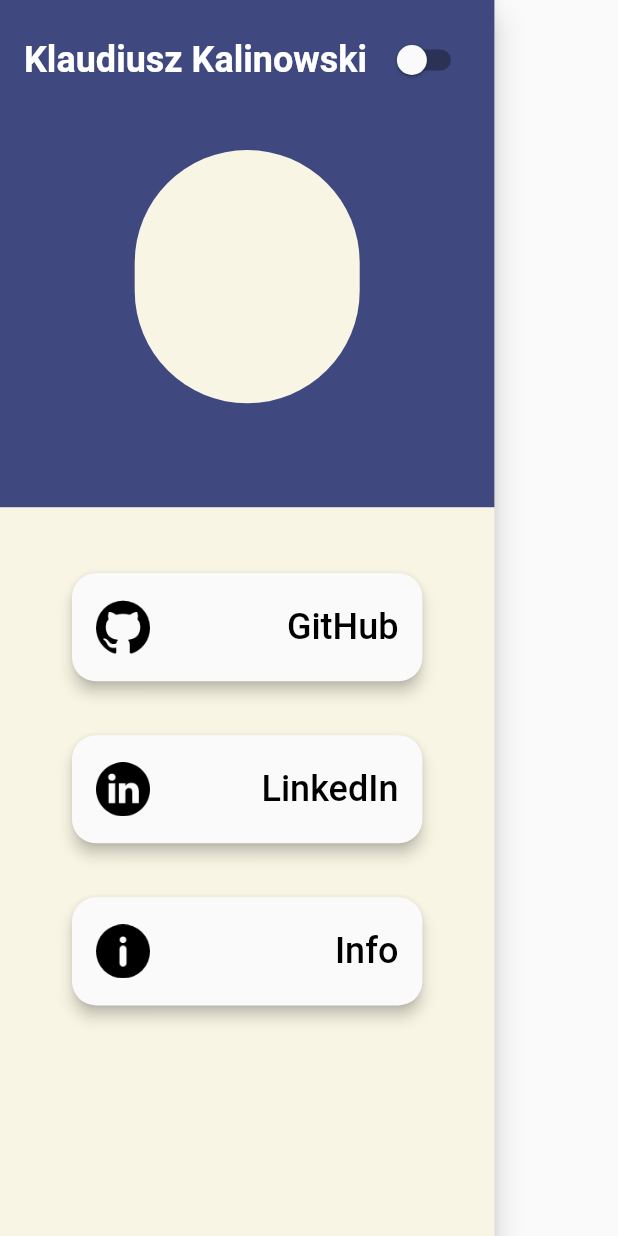
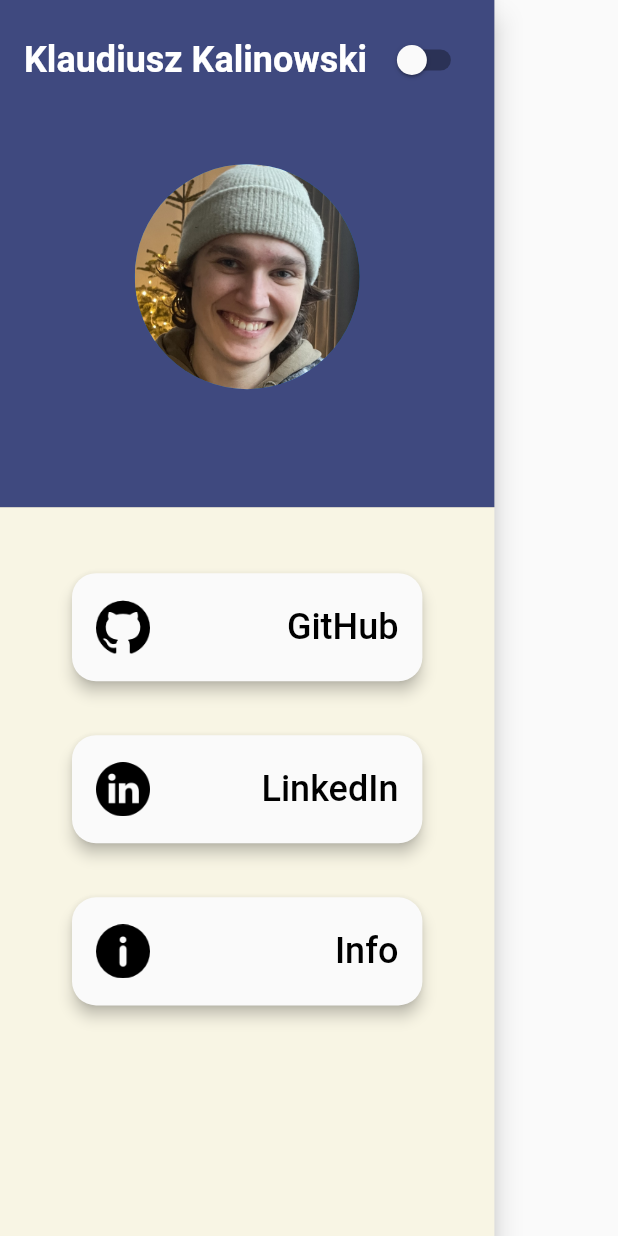
Before and after one commit to sqsiek0/currency_app, a Flutter app: the MyDrawerClass widget shown alone on an empty page, opened directly, on a phone screen of 412 x 824 dp. Run offline on Flutter 3.47's test engine with Material 2 defaults, Android fonts, the phone set to English and light mode, and no system bars; our stand-ins replace fl_chart, flutter_screenutil, get; network calls fail.

Commit message:
photo and small changes

```diff
--- a/lib/main_view/top_bar_button_circles.dart
+++ b/lib/main_view/top_bar_button_circles.dart
@@ -72,6 +72,9 @@ class _MyDrawerClassState extends State<MyDrawerClass> {
                                 color: Theme.of(context).colorScheme.onPrimary),
                           ),
                           Switch(
+                              activeColor:
+                                  Theme.of(context).colorScheme.primary,
+
                               //TODO: Wybrać kolory tego switcha jak wybierzesz palete
                               value: switchTheme.valueOfSwitch,
                               onChanged: (value) {
@@ -86,13 +89,18 @@ class _MyDrawerClassState extends State<MyDrawerClass> {
                     Align(
                       alignment: AlignmentDirectional.bottomCenter,
                       child: Container(
-                        width: 150.w,
-                        height: 150.h,
-                        decoration: BoxDecoration(
-                          color: Theme.of(context).colorScheme.background,
-                          borderRadius: BorderRadius.circular(100.r),
-                        ),
-                      ),
+                          width: 150.w,
+                          height: 150.h,
+                          decoration: BoxDecoration(
+                            borderRadius: BorderRadius.circular(100.r),
+                          ),
+                          child: CircleAvatar(
+                            radius: 100.r,
+                            backgroundImage: Image.asset(
+                              "assets/images/me.jpg",
+                              fit: BoxFit.contain,
+                            ).image,
+                          )),
                     ),
                   ],
                 ),
--- a/pubspec.yaml
+++ b/pubspec.yaml
@@ -25,3 +25,4 @@ flutter:
   uses-material-design: true
   assets:
     - assets/icons/
+    - assets/images/
```
Also changed, not shown: lib/second_view/main_container_info.dart (+34 -2 lines), lib/second_view/on_click_view.dart (+4 -10 lines), assets/images/me.jpg (added).
